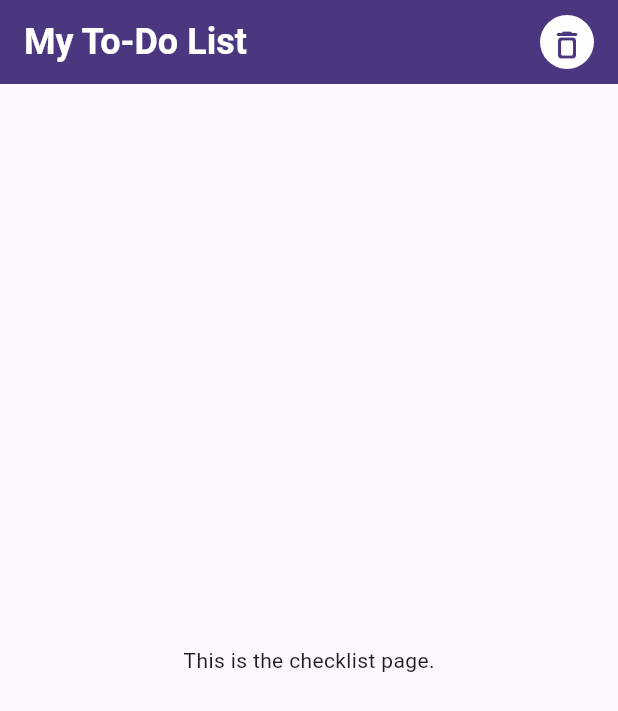
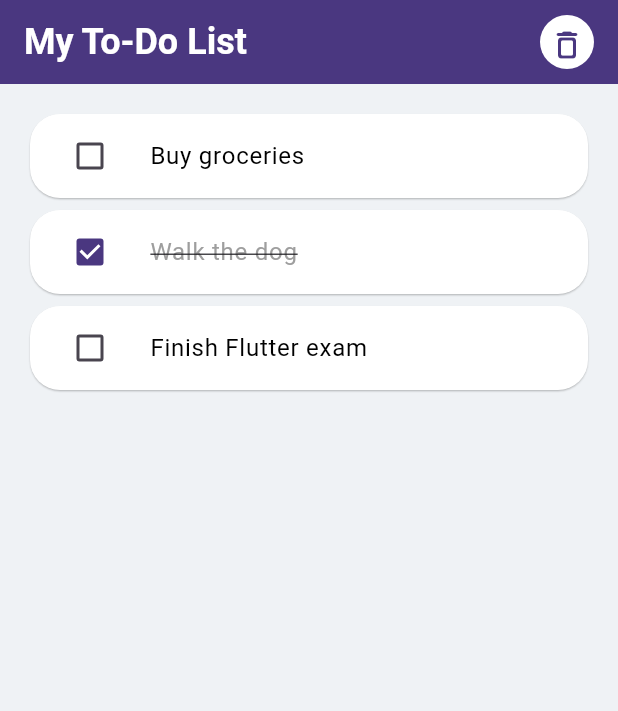
Before and after one commit to jeeesher/checklist_to_do_app, a Flutter app: the screen it shows after launch, on a phone screen of 412 x 824 dp. Shown: the top 711 px of the screen. Run offline on Flutter 3.47's test engine with Material 3 defaults, Android fonts, the phone set to English and light mode, and no system bars.

Commit message:
Added a dummy list of task for layout

```diff
--- a/lib/module/main/presentation/checklist.page.dart
+++ b/lib/module/main/presentation/checklist.page.dart
@@ -1,11 +1,18 @@
 import 'package:flutter/material.dart';
 
 class ChecklistPage extends StatelessWidget {
-  const ChecklistPage({super.key});
+  ChecklistPage({super.key});
+
+  final List<Map<String, dynamic>> dummyTasks = [
+    {'title': 'Buy groceries', 'isCompleted': false},
+    {'title': 'Walk the dog', 'isCompleted': true},
+    {'title': 'Finish Flutter exam', 'isCompleted': false},
+  ];
 
   @override
   Widget build(BuildContext context) {
     return Scaffold(
+      backgroundColor: const Color(0xFFEFF2F5),
       appBar: AppBar(
         backgroundColor: Color(0xFF4A3780),
         title: const Text('My To-Do List',
@@ -33,11 +40,52 @@ class ChecklistPage extends StatelessWidget {
           ),
         ],
       ),
-      body: Center(
-        child: Column(
-          mainAxisAlignment: MainAxisAlignment.center,
-          children: <Widget>[const Text('This is the checklist page.')],
-        ),
+      body: dummyTasks.isEmpty
+          ? _buildEmptyState()
+          : ListView.builder(
+              padding: const EdgeInsets.all(20),
+              itemCount: dummyTasks.length,
+              itemBuilder: (context, index) {
+                final task = dummyTasks[index];
+                return Card(
+                  color: Colors.white,
+                  elevation: 0.5,
+                  shape: RoundedRectangleBorder(
+                    borderRadius: BorderRadius.circular(20),
+                  ),
+                  margin: const EdgeInsets.only(bottom: 8),
+                  child: ListTile(
+                    leading: Checkbox(
+                      value: task['isCompleted'],
+                      onChanged: (value) {
+                        // No functionality yet
+                      },
+                      activeColor: Color(0xFF4A3780),
+                      checkColor: Colors.white,
+                    ),
+                    title: Text(
+                      task['title'],
+                      style: TextStyle(
+                        decoration: task['isCompleted']
+                            ? TextDecoration.lineThrough
+                            : null,
+                        color:
+                            task['isCompleted'] ? Colors.grey : Colors.black,
+                      ),
+                    ),
+                  ),
+                );
+              },
+            ),
+    );
+  }
+
+  Widget _buildEmptyState() {
+    return Center(
+      child: Text(
+        'No tasks available. Tap the "+" button to add a new task.',
+        style: TextStyle(fontSize: 18, color: Colors.grey[600]),
+        textAlign: TextAlign.center,
       ),
     );
   }
```
